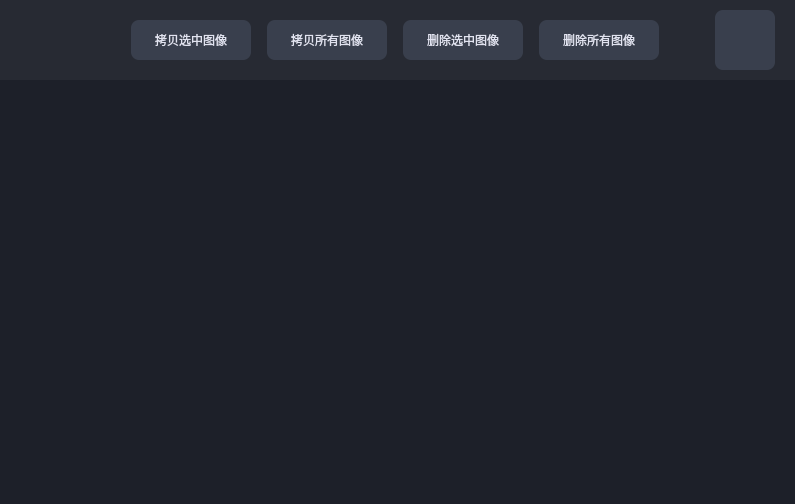
Above: widgets/viewer/imageviewer.ui from wyc15002105071/Recorder before the change. Below: the same form after it.
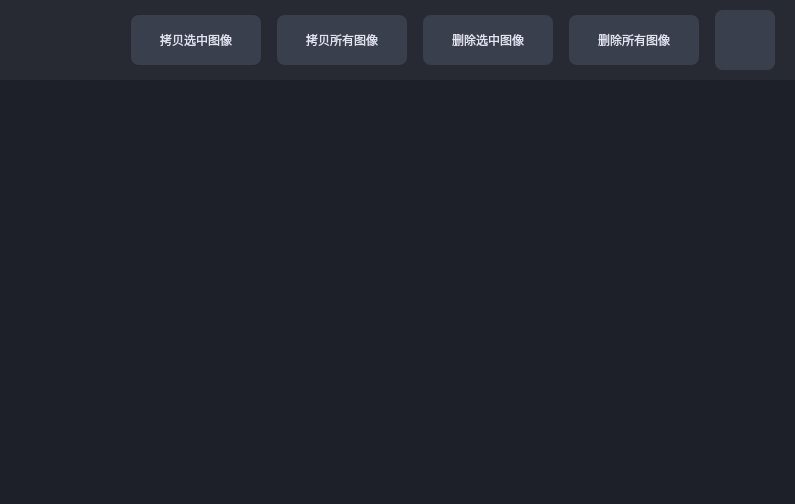
That is the form after the change. Icons and pictures are not drawn.

Diff of the .ui file:
```diff
--- a/widgets/viewer/imageviewer.ui
+++ b/widgets/viewer/imageviewer.ui
@@ -167,8 +167,8 @@
         </property>
         <property name="minimumSize">
          <size>
-          <width>120</width>
-          <height>40</height>
+          <width>130</width>
+          <height>50</height>
          </size>
         </property>
         <property name="text">
@@ -202,8 +202,8 @@
         </property>
         <property name="minimumSize">
          <size>
-          <width>120</width>
-          <height>40</height>
+          <width>130</width>
+          <height>50</height>
          </size>
         </property>
         <property name="text">
@@ -237,8 +237,8 @@
         </property>
         <property name="minimumSize">
          <size>
-          <width>120</width>
-          <height>40</height>
+          <width>130</width>
+          <height>50</height>
          </size>
         </property>
         <property name="text">
@@ -272,8 +272,8 @@
         </property>
         <property name="minimumSize">
          <size>
-          <width>120</width>
-          <height>40</height>
+          <width>130</width>
+          <height>50</height>
          </size>
         </property>
         <property name="text">
```
Left out of the diff: 4 changed lines with no effect on the pictures.
